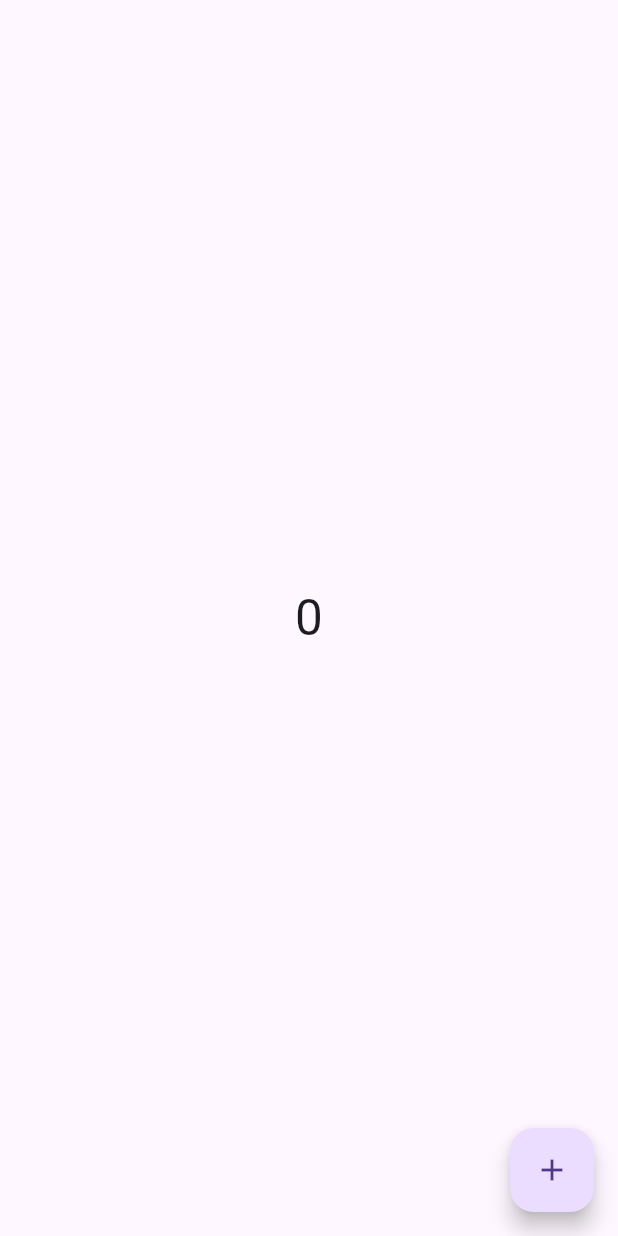
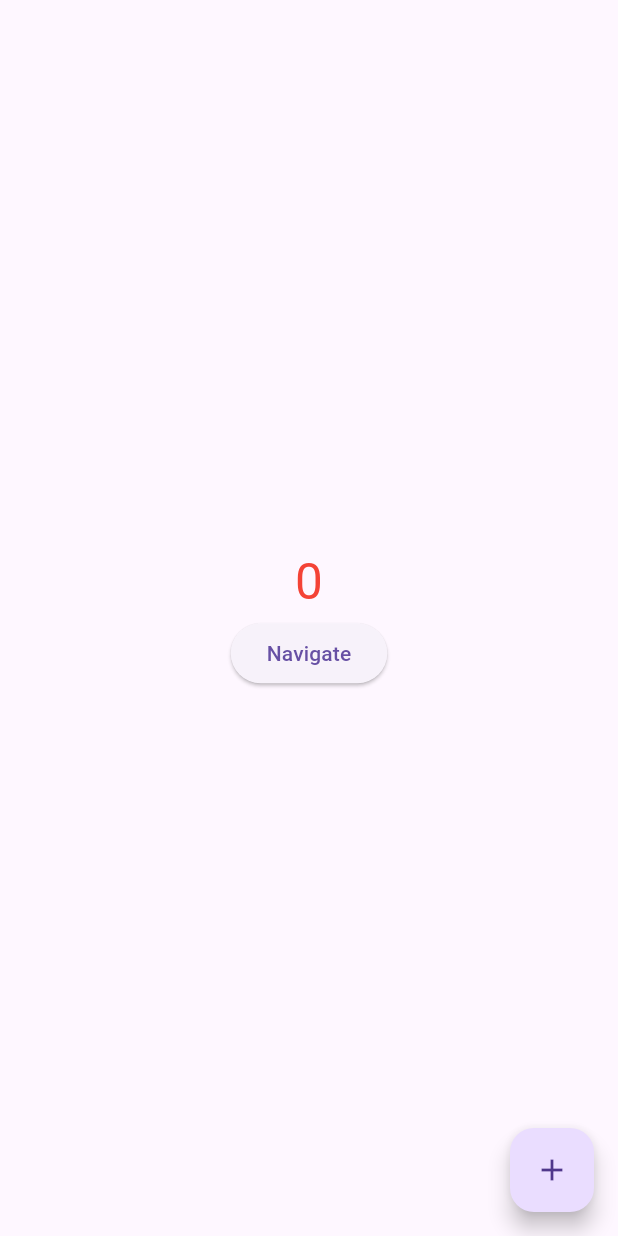
Before and after one commit to codewithowais/GetX-beginners, a Flutter app: the screen it shows after launch, on a phone screen of 412 x 824 dp. Run offline on Flutter 3.47's test engine with Material 3 defaults, Android fonts, the phone set to English and light mode, and no system bars; our stand-ins replace get.

Commit message:
getX -beginners

```diff
--- /dev/null
+++ b/lib/components/text_component.dart
@@ -0,0 +1,15 @@
+import 'package:flutter/material.dart';
+import 'package:statemanagementdummy/utils/color_constraints.dart';
+
+class TextComponent extends StatelessWidget {
+  final String textComponentValue;
+  const TextComponent({super.key, required this.textComponentValue});
+
+  @override
+  Widget build(BuildContext context) {
+    return Text(
+      textComponentValue,
+      style: TextStyle(color: ColorContraint.primaryColor, fontSize: 33),
+    );
+  }
+}
--- a/lib/main.dart
+++ b/lib/main.dart
@@ -1,4 +1,5 @@
 import 'package:flutter/material.dart';
+import 'package:get/get.dart';
 import 'package:statemanagementdummy/views/home/home_view.dart';
 
 void main() {
@@ -15,6 +16,6 @@ class MyApp extends StatefulWidget {
 class _MyAppState extends State<MyApp> {
   @override
   Widget build(BuildContext context) {
-    return MaterialApp(home: HomeView());
+    return GetMaterialApp(home: HomeView());
   }
 }
--- /dev/null
+++ b/lib/utils/color_constraints.dart
@@ -0,0 +1,5 @@
+import 'package:flutter/material.dart';
+
+class ColorContraint {
+  static Color primaryColor = Colors.red;
+}
--- a/lib/views/home/home_view.dart
+++ b/lib/views/home/home_view.dart
@@ -1,6 +1,8 @@
 import 'package:flutter/material.dart';
 import 'package:get/get.dart';
+import 'package:statemanagementdummy/components/text_component.dart';
 import 'package:statemanagementdummy/controllers/home/home_controller.dart';
+import 'package:statemanagementdummy/views/add/add_view.dart';
 
 class HomeView extends StatelessWidget {
   HomeView({super.key});
@@ -10,25 +12,39 @@ class HomeView extends StatelessWidget {
   Widget build(BuildContext context) {
     print("Calling Build Method");
     return Scaffold(
-      body: GetBuilder<HomeController>(builder: (cahomeControlca) {
+      body: Center(
+        child: Column(
+          mainAxisAlignment: MainAxisAlignment.center,
+          children: [
+            GetBuilder<HomeController>(builder: (cahomeControlca) {
               return Center(
-            child: Text(
-          "${cahomeControlca.counterValue}",
-          style: TextStyle(fontSize: 33),
-        ));
+                  child: TextComponent(
+                      textComponentValue: "${cahomeControlca.counterValue}"));
             }),
+
             // GetX<HomeController>(builder: (cahomeControlca) {
             //   return Center(
-      //       child: Text(
-      //     "${cahomeControlca.counterValue.value}",
-      //     style: TextStyle(fontSize: 33),
+            //       child: TextComponent(
+            //    textComponentValue: "${cahomeControlca.counterValue.value}",
             //   ));
             // }),
             // Obx(() => Center(
-      //         child: Text(
-      //       "${homeControl.counterValue.value}",
-      //       style: TextStyle(fontSize: 33),
+            //         child: TextComponent(
+            //       textComponentValue:"${homeControl.counterValue.value}",
             //     ))),
+            ElevatedButton(
+                onPressed: () {
+                  // Navigator.push(context,
+                  //     MaterialPageRoute(builder: (context) => AddView()));
+                  // Get.off(() => AddView());
+                  // Get.offAll(() => AddView());
+                  Get.to(() => AddView());
+                  // Get.offUntil( AddView());
+                },
+                child: Text("Navigate"))
+          ],
+        ),
+      ),
       floatingActionButton: FloatingActionButton(
         onPressed: () {
           homeControl.addValue();
```
Also changed, not shown: lib/views/add/add_view.dart (added, +26 -0 lines). Lines whose indentation alone changed are shown as unchanged.
